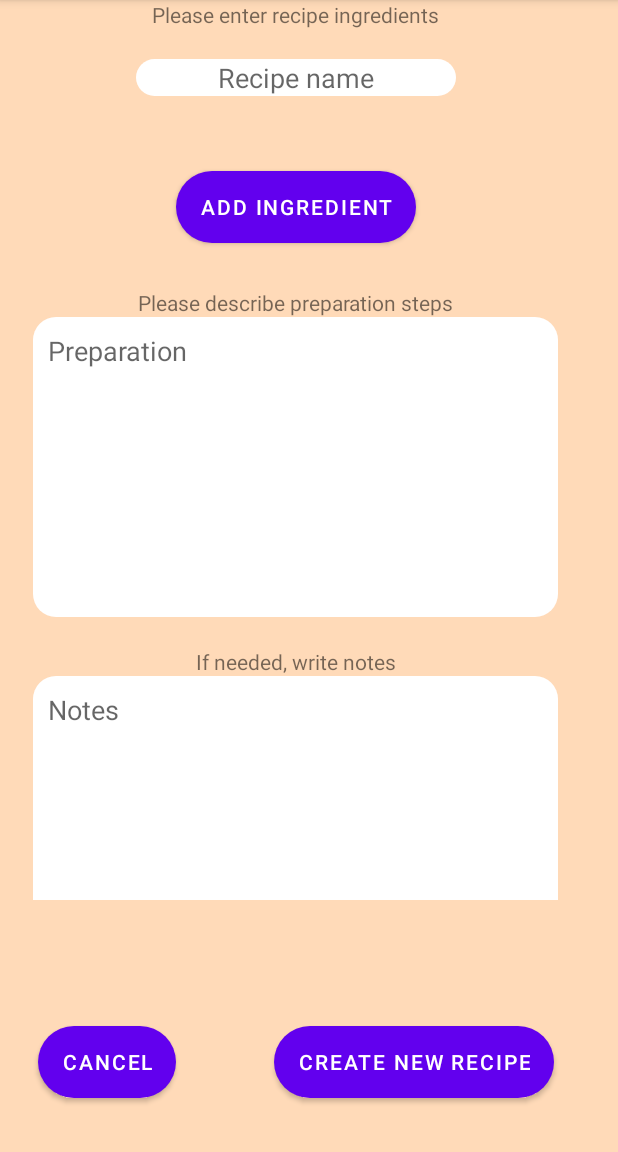
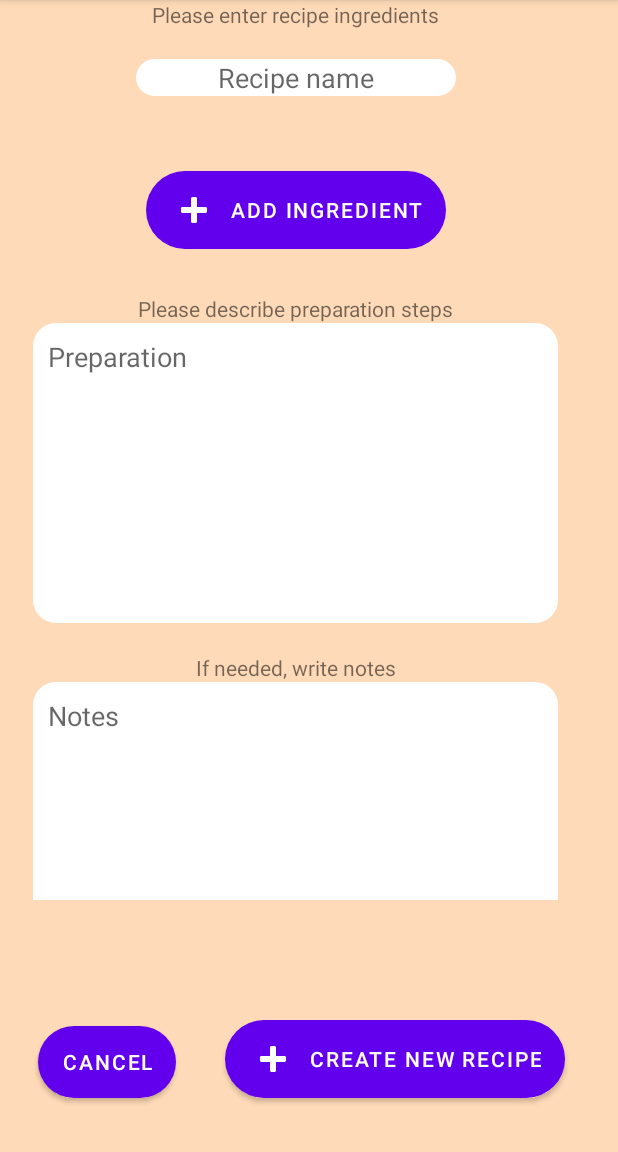
Before and after one commit to balejol/DahCooker-App, an Android app: the screen it shows after launch once a user with an empty profile is signed in (AddRecipePage), in the options menu, after a tap on "Add recipe", on a phone screen of 412 x 824 dp, the part 84-1236 px from its top. Run offline under Robolectric (Android 15) with nearby library versions, the phone set to English and light mode, and no system bars; our stand-ins replace Firebase (no records; nobody signed in at launch, a user with empty details on screens opened directly).

Commit message:
lygtais visu mygtuku prideta garsai, prideta iconu

```diff
--- a/app/src/main/java/com/example/foodapplication/AddRecipePage.java
+++ b/app/src/main/java/com/example/foodapplication/AddRecipePage.java
@@ -10,6 +10,7 @@ import androidx.appcompat.app.AppCompatActivity;
 import android.content.Intent;
 import android.graphics.Color;
 import android.graphics.drawable.Drawable;
+import android.media.MediaPlayer;
 import android.text.Editable;
 import android.text.InputFilter;
 import android.text.InputType;
@@ -40,6 +41,8 @@ import com.google.firebase.auth.FirebaseUser;
 
 public class AddRecipePage extends AppCompatActivity {
 
+    private MediaPlayer mediaPlayer;
+    private MediaPlayer cancleClick;
     // - - - - MENU - - -
     @Override
     public boolean onCreateOptionsMenu(Menu menu) {
@@ -49,6 +52,12 @@ public class AddRecipePage extends AppCompatActivity {
     }
     @Override
     public boolean onOptionsItemSelected(MenuItem item) {
+
+        //paleidzia sfx
+        if (mediaPlayer != null) {
+            mediaPlayer.start();
+        }
+
         switch (item.getItemId()) {
             case R.id.item1:
                 Intent mainIntent = new Intent(AddRecipePage.this, MainActivity.class);
@@ -87,6 +96,9 @@ public class AddRecipePage extends AppCompatActivity {
         super.onCreate(savedInstanceState);
         setContentView(R.layout.activity_add_recipe);
 
+        mediaPlayer = MediaPlayer.create(this, R.raw.buttonclick);
+        cancleClick = MediaPlayer.create(this, R.raw.cancleclickf);
+
         //database
         //FirebaseApp.initializeApp(this);
         //database = FirebaseDatabase.getInstance();
@@ -116,6 +128,10 @@ public class AddRecipePage extends AppCompatActivity {
         {
 /*            if(RecipesList.GetN() != 0)
                 RecipesList.Remove(RecipesList.GetN() - 1);*/
+            //paleidzia sfx
+            if (cancleClick != null) {
+                cancleClick.start();
+            }
             Intent intent = new Intent(getBaseContext(), RecipesPage.class);
             startActivity(intent);
         }
@@ -127,6 +143,11 @@ public class AddRecipePage extends AppCompatActivity {
         public void onClick(View v) {
             //HorizontalScrollView ingredientLayoutScrollable = (HorizontalScrollView)
             //        findViewById(R.id.ingredientLayoutScroll);
+
+            //paleidzia sfx
+            if (mediaPlayer != null) {
+                mediaPlayer.start();
+            }
 
             //visu ingredientu sarasas
             LinearLayout ingredientLayout = (LinearLayout)
@@ -198,6 +219,11 @@ public class AddRecipePage extends AppCompatActivity {
         @Override
         public void onClick(View btt)
         {
+            //paleidzia sfx
+            if (cancleClick != null) {
+                cancleClick.start();
+            }
+
             LinearLayout ingredients = (LinearLayout) findViewById((R.id.ingredientLayout));
             LinearLayout ingredientLine = (LinearLayout) btt.getParent();
             ingredients.removeView(ingredientLine);
@@ -208,6 +234,11 @@ public class AddRecipePage extends AppCompatActivity {
         @Override
         public void onClick(View view)
         {
+            //paleidzia sfx
+            if (mediaPlayer != null) {
+                mediaPlayer.start();
+            }
+
             String recipeName = et_recipeName.getText().toString();
             List<Ingredient> IngredientList = new ArrayList<>();
 
--- a/app/src/main/java/com/example/foodapplication/MainActivity.java
+++ b/app/src/main/java/com/example/foodapplication/MainActivity.java
@@ -57,7 +57,7 @@ public class MainActivity extends AppCompatActivity {
         super.onCreate(savedInstanceState);
         setContentView(R.layout.activity_main);
 
-        mediaPlayer = MediaPlayer.create(this, R.raw.temp);
+        mediaPlayer = MediaPlayer.create(this, R.raw.buttonclick);
 
         Intent intent = new Intent(this, MusicService.class);
         startService(intent);
@@ -66,6 +66,10 @@ public class MainActivity extends AppCompatActivity {
         button1.setOnClickListener(new View.OnClickListener() {
             @Override
             public void onClick(View view) {
+                //paleidzia sfx
+                if (mediaPlayer != null) {
+                    mediaPlayer.start();
+                }
                 Intent intent = new Intent(MainActivity.this, IngredientsActivity.class);
                 startActivity(intent);
             }
@@ -75,6 +79,11 @@ public class MainActivity extends AppCompatActivity {
         button2.setOnClickListener(new View.OnClickListener() {
             @Override
             public void onClick(View view) {
+                //paleidzia sfx
+                if (mediaPlayer != null) {
+                    mediaPlayer.start();
+                }
+
                 Intent intent = new Intent(MainActivity.this, RecipesPage.class);
                 startActivity(intent);
             }
--- a/app/src/main/res/layout/activity_add_recipe.xml
+++ b/app/src/main/res/layout/activity_add_recipe.xml
@@ -97,12 +97,13 @@
                 android:layout_width="wrap_content"
                 android:layout_height="wrap_content"
                 android:layout_margin="30dp"
+                android:background="@drawable/button_color"
                 android:text="Add ingredient"
+                app:icon="@android:drawable/ic_input_add"
                 app:layout_constraintBottom_toBottomOf="parent"
                 app:layout_constraintEnd_toEndOf="parent"
                 app:layout_constraintStart_toStartOf="parent"
-                app:layout_constraintTop_toTopOf="parent"
-                android:background="@drawable/button_color"/>
+                app:layout_constraintTop_toTopOf="parent" />
 
             <TextView
                 android:id="@+id/textView2"
@@ -220,14 +221,15 @@
         android:id="@+id/createRecipeButton"
         android:layout_width="wrap_content"
         android:layout_height="wrap_content"
+        android:background="@drawable/button_color"
         android:text="Create new recipe"
+        app:icon="@android:drawable/ic_input_add"
         app:layout_constraintBottom_toBottomOf="parent"
         app:layout_constraintEnd_toEndOf="parent"
         app:layout_constraintHorizontal_bias="0.81"
         app:layout_constraintStart_toStartOf="parent"
         app:layout_constraintTop_toTopOf="parent"
-        app:layout_constraintVertical_bias="0.95"
-        android:background="@drawable/button_color"/>
+        app:layout_constraintVertical_bias="0.95" />
 
     <Button
         android:id="@+id/cancelCreateRecipeButton"
--- a/app/src/main/res/layout/activity_ingredients.xml
+++ b/app/src/main/res/layout/activity_ingredients.xml
@@ -53,6 +53,7 @@
         android:background="@drawable/button_color"
         android:onClick="onAddCustomIngredientClicked"
         android:text="Add Custom Ingredient"
+        app:icon="@android:drawable/ic_input_add"
         app:layout_constraintBottom_toTopOf="@+id/buttonProceed"
         app:layout_constraintEnd_toEndOf="parent"
         app:layout_constraintStart_toStartOf="parent"
@@ -82,6 +83,7 @@
         android:background="@drawable/button_color"
         android:onClick="onBackPressed"
         android:text="Back"
+        app:icon="?attr/actionModeCloseDrawable"
         app:layout_constraintEnd_toEndOf="parent"
         app:layout_constraintStart_toStartOf="parent"
         app:layout_constraintTop_toTopOf="parent" />
--- a/app/src/main/res/layout/activity_main.xml
+++ b/app/src/main/res/layout/activity_main.xml
@@ -117,7 +117,8 @@
                             android:layout_marginStart="0dp"
                             android:layout_marginTop="1dp"
                             android:background="@drawable/button_color"
-                            android:text="Add recipe" />
+                            android:text="Add recipe"
+                            app:icon="@android:drawable/ic_input_add" />
                     </RelativeLayout>
 
                     <!-- INGREDIENTS BUTTON -->
--- a/app/src/main/res/layout/activity_settings.xml
+++ b/app/src/main/res/layout/activity_settings.xml
@@ -17,7 +17,7 @@
         android:text="Back"
         android:textAllCaps="true"
         android:textColor="@color/_bg__login_ek2_color"
-        app:icon="@android:drawable/ic_media_rew"
+        app:icon="?attr/actionModeCloseDrawable"
         app:iconTint="@color/_bg__login_ek2_color"
         app:layout_constraintStart_toStartOf="parent"
         app:layout_constraintTop_toTopOf="parent" />
```
Also changed, not shown: app/src/main/java/com/example/foodapplication/IngredientsActivity.java (+18 -0 lines), app/src/main/java/com/example/foodapplication/RecipesPage.java (+37 -0 lines), app/src/main/java/com/example/foodapplication/SettingsActivity.java (+6 -1 lines), app/src/main/res/layout/activity_recipes.xml (+7 -3 lines), 3 other files.
